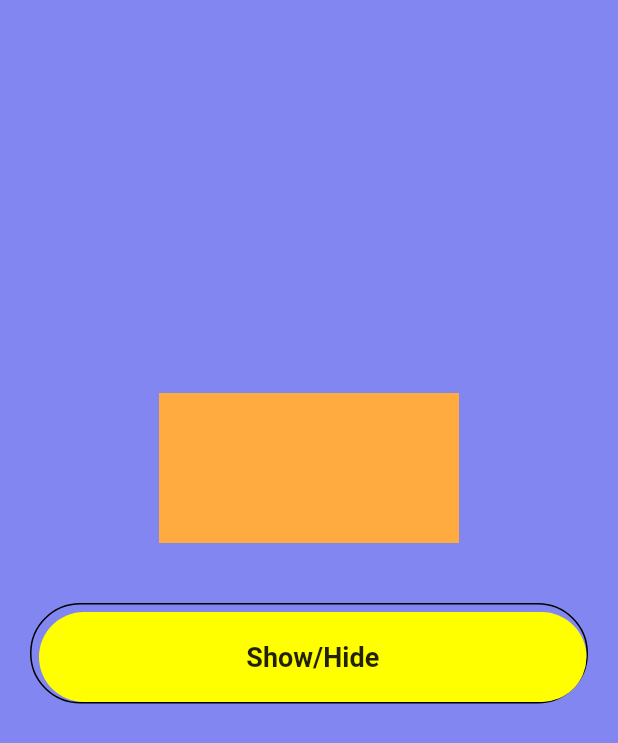
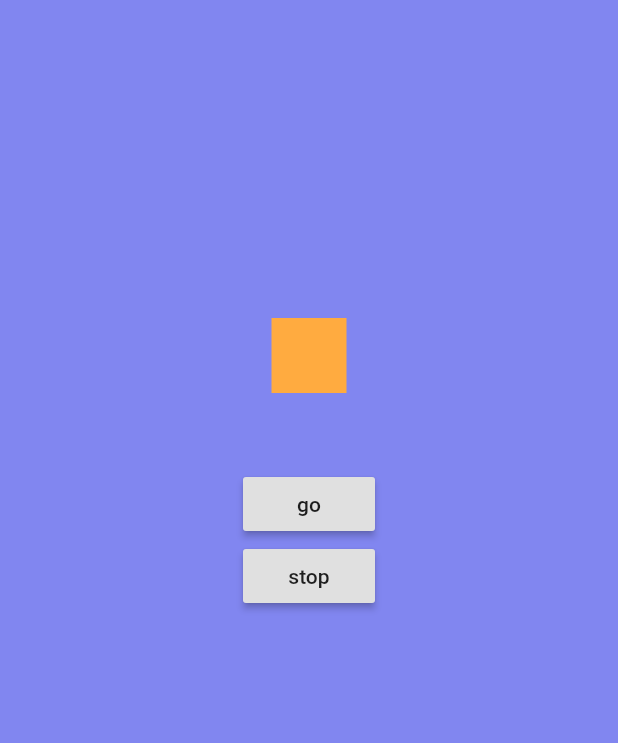
Before and after one commit to mobiledevrob/Flutter-examples, a Flutter app: the screen it shows after launch, on a phone screen of 412 x 824 dp. Shown: the top 743 px of the screen. Run offline on Flutter 3.47's test engine with Material 2 defaults, Android fonts, the phone set to English and light mode, and no system bars.

Commit message:
Add animation controller

```diff
--- /dev/null
+++ b/lib/animated_container.dart
@@ -0,0 +1,79 @@
+import 'package:flutter/material.dart';
+
+class Box extends StatefulWidget {
+  const Box({ Key? key }) : super(key: key);
+
+  @override
+  _BoxState createState() => _BoxState();
+}
+
+class _BoxState extends State<Box> with SingleTickerProviderStateMixin {
+  late AnimationController _controller;
+
+  double width = 50;
+  double height = 50;
+
+  @override
+  void initState() {
+    _controller = AnimationController(
+      duration: const Duration(milliseconds: 5000),
+      vsync: this,
+    );
+    _controller.addListener(() {
+      setState(() {
+        if (_controller.value <= 0.1) {
+          width = 180;
+          height = 170;
+        } else if(_controller.value <= 0.3) {
+          width = 50;
+          height = 50;
+        } else if (_controller.value <= 0.5) {
+          width = 180;
+          height = 170;
+        } else if (_controller.value <= 0.7) {
+          width = 150;
+          height = 50;
+        } else if (_controller.value <= 1) {
+          width = 50;
+          height = 50;
+        }
+      });
+     });
+    super.initState();
+  }
+
+  @override
+  void dispose() {
+    _controller.dispose();
+    super.dispose();
+  }
+
+  @override
+  Widget build(BuildContext context) {
+    return Container(
+      height: 400,
+      child: Column(
+        children: <Widget>[
+          RotationTransition(
+            turns: Tween(begin: 0.0, end: 1.0).animate(_controller),
+            child: AnimatedContainer(
+              duration: Duration(milliseconds: 1000),
+              width: width,
+              height: height,
+              color: Colors.orangeAccent,
+            ),
+          ),
+          SizedBox(height: 50),
+          RaisedButton(
+            child: Text("go"),
+            onPressed: () => _controller.forward(),
+          ),
+          RaisedButton(
+            child: Text("stop"),
+            onPressed: () => _controller.reset(),
+          ),
+        ],
+      ),
+    );
+  }
+}
--- a/lib/main.dart
+++ b/lib/main.dart
@@ -1,3 +1,4 @@
+import 'package:example/animated_container.dart';
 import 'package:example/fade_animation.dart';
 import 'package:flutter/material.dart';
 
@@ -20,7 +21,7 @@ class HomePage extends StatelessWidget {
         height: double.infinity,
         padding: EdgeInsets.all(20),
         color: Color(0xff8186F0),
-        child: Center(child: FadeAnimation()),
+        child: Center(child: Box()),
       ),
     );
   }
```
